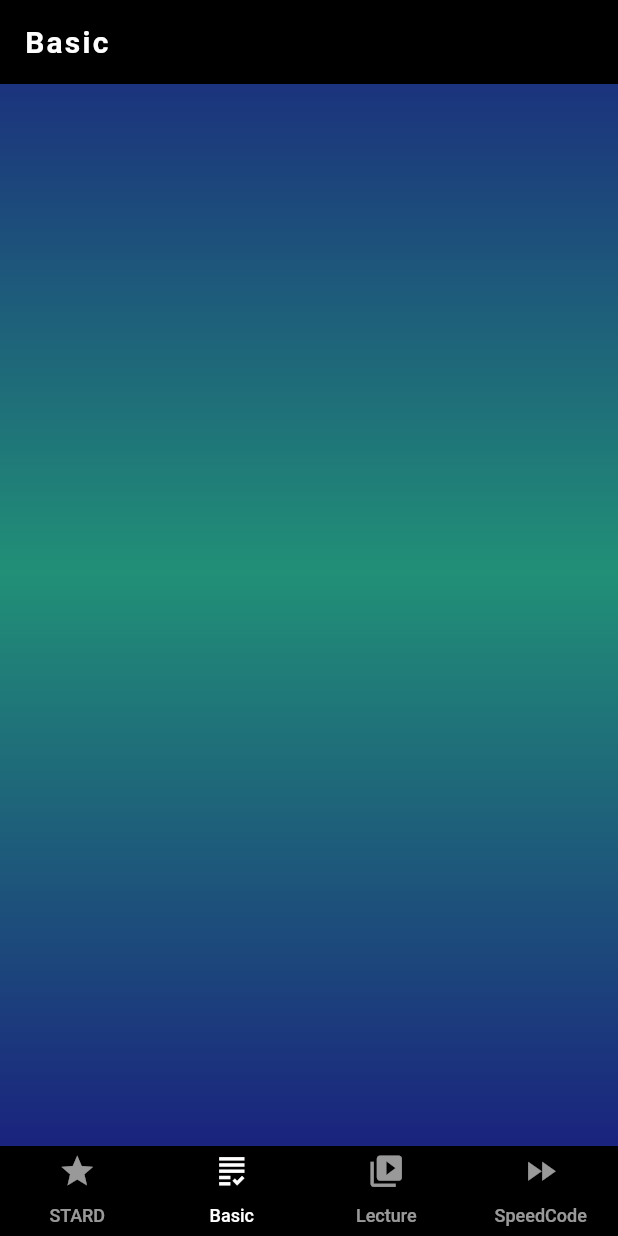
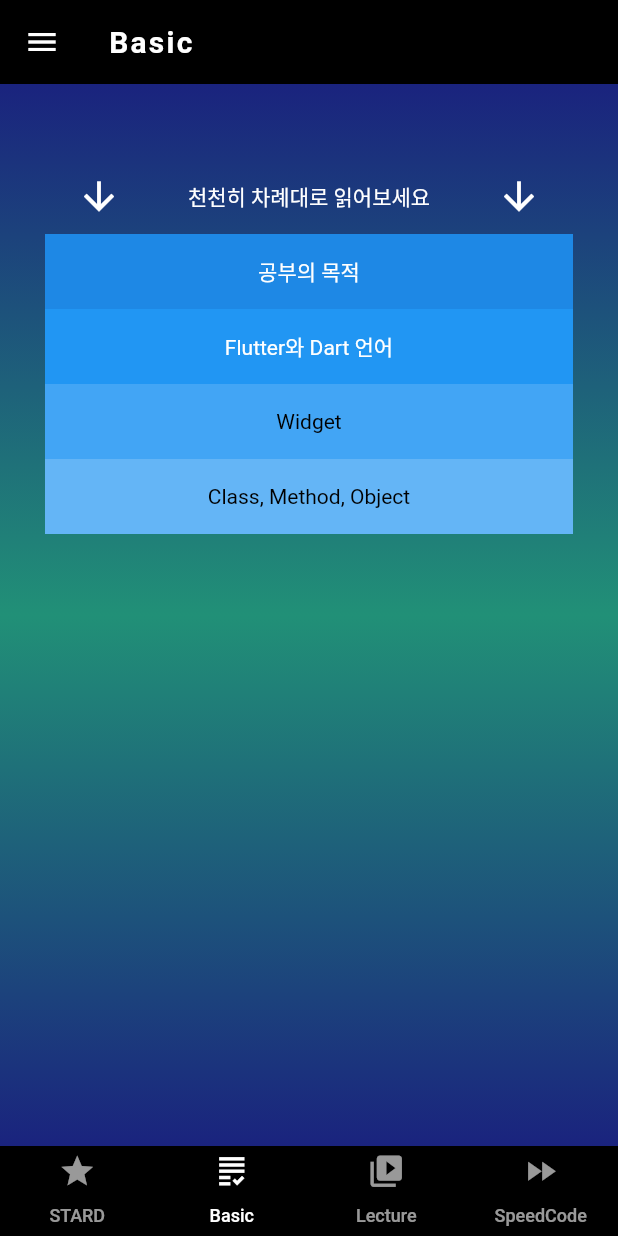
Before and after one commit to mhyungdoo/flutter_stardapp, a Flutter app: the screen it shows after launch, item 2 of the bottom bar chosen, on a phone screen of 412 x 824 dp. Run offline on Flutter 3.47's test engine with Material 2 defaults, Android fonts, the phone set to English and light mode, and no system bars.

Commit message:
스타디앱 20210109

```diff
--- /dev/null
+++ b/lib/data.dart
@@ -0,0 +1,13 @@
+List<String> images = [
+  "assets/chef_final.PNG",
+  "assets/codegod_final.PNG",
+  "assets/papa_final.PNG",
+  "assets/sangjon_final.PNG",
+];
+
+List<String> title = [
+  "Coding chef",
+  "God of Coding",
+  "Coding Papa",
+  "Survival Coding",
+];
--- a/lib/screen/basic_page.dart
+++ b/lib/screen/basic_page.dart
@@ -1,5 +1,6 @@
 import 'package:flutter/cupertino.dart';
 import 'package:flutter/material.dart';
+import 'package:stardapp20210105/widget/drawer_widget.dart';
 
 class BasicPage extends StatefulWidget {
   @override
@@ -10,7 +11,8 @@ class _BasicPageState extends State<BasicPage> {
   @override
   Widget build(BuildContext context) {
     return Scaffold(
-      extendBodyBehindAppBar: true,
+      // extendBodyBehindAppBar: true,
+      drawer: DrawerWidget(),
       appBar: AppBar(
         elevation: 0.0,
         title: Text(
@@ -22,6 +24,7 @@ class _BasicPageState extends State<BasicPage> {
           ),
         ),
       ),
+
       body: Container(
         decoration: BoxDecoration(
             gradient: LinearGradient(
@@ -32,6 +35,58 @@ class _BasicPageState extends State<BasicPage> {
               Color(0xff219077),
               Color(0xff1A237E),
             ])),
+        child: Padding(
+          padding: EdgeInsets.only(top: 20.0),
+          child: ListView(
+            padding: const EdgeInsets.all(30.0),
+            children: <Widget>[
+              Row(
+                mainAxisAlignment: MainAxisAlignment.center,
+                children: [
+                  Icon(
+                    Icons.arrow_downward,
+                    size: 30,
+                    color: Colors.white,
+                  ),
+                  Container(
+                    height: 50,
+                    width: 250,
+                    child: const Center(child: Text('천천히 차례대로 읽어보세요')),
+                  ),
+                  Icon(
+                    Icons.arrow_downward,
+                    size: 30,
+                    color: Colors.white,
+                  ),
+                ],
+              ),
+              Container(
+                height: 50,
+                color: Colors.blue[600],
+                child: const Center(child: Text('공부의 목적')),
+              ),
+              Container(
+                height: 50,
+                color: Colors.blue[500],
+                child: const Center(child: Text('Flutter와 Dart 언어')),
+              ),
+              Container(
+                height: 50,
+                color: Colors.blue[400],
+                child: const Center(
+                    child:
+                        Text('Widget', style: TextStyle(color: Colors.black))),
+              ),
+              Container(
+                height: 50,
+                color: Colors.blue[300],
+                child: const Center(
+                    child: Text('Class, Method, Object',
+                        style: TextStyle(color: Colors.black))),
+              ),
+            ],
+          ),
+        ),
       ),
     );
   }
--- a/lib/screen/main_page.dart
+++ b/lib/screen/main_page.dart
@@ -1,5 +1,6 @@
 import 'package:flutter/material.dart';
 import 'package:stardapp20210105/screen/speed_page.dart';
+import 'package:stardapp20210105/widget/drawer_widget.dart';
 import 'package:url_launcher/url_launcher.dart';
 import 'lecture_page.dart';
 
@@ -20,40 +21,7 @@ class _MainPageState extends State<MainPage> {
           accentColor: Colors.blue,
         ),
         home: Scaffold(
-          drawer: Drawer(
-            child: ListView(
-              padding: EdgeInsets.zero,
-              children: <Widget>[
-                DrawerHeader(
-                  child: Text(
-                    'StarD',
-                    style: TextStyle(fontSize: 30, color: Colors.white),
-                  ),
-                  decoration: BoxDecoration(color: Colors.blue),
-                ),
-                ListTile(
-                  title: Text('Portfolio'),
-                  onTap: () {
-                    // 네이게이터 팝을 통해 드로워를 닫는다.
-                    Navigator.push(
-                      context,
-                      MaterialPageRoute(builder: (context) => LecturePage()),
-                    );
-                  },
-                ),
-                ListTile(
-                  title: Text('Location'),
-                  onTap: () {
-                    // 네이게이터 팝을 통해 드로워를 닫는다.
-                    Navigator.push(
-                      context,
-                      MaterialPageRoute(builder: (context) => SpeedPage()),
-                    );
-                  },
-                ),
-              ],
-            ),
-          ),
+          drawer: DrawerWidget(),
           appBar: AppBar(
             title: Text('STARD : 왕초보 플러터 학습',
                    style: TextStyle(
@@ -76,7 +44,7 @@ class _MainPageState extends State<MainPage> {
                     color: Colors.black,
                   ),
                   Text(
-                    '    Flutter를 배우고자 하는 \n 왕초보를 위한 학습 앱입니다.',
+                    '    Flutter를 배우고자 하는 \n 왕초보 학습 가이드 앱입니다.',
                     style: TextStyle(color: Colors.black, fontSize: 20),
                   ),
                   Icon(
--- /dev/null
+++ b/lib/widget/drawer_widget.dart
@@ -0,0 +1,43 @@
+import 'package:flutter/cupertino.dart';
+import 'package:flutter/material.dart';
+import 'package:stardapp20210105/screen/lecture_page.dart';
+import 'package:stardapp20210105/screen/speed_page.dart';
+
+class DrawerWidget extends StatelessWidget {
+  Widget build(BuildContext context) {
+    return Drawer(
+      child: ListView(
+        padding: EdgeInsets.zero,
+        children: <Widget>[
+          DrawerHeader(
+            child: Text(
+              'StarD',
+              style: TextStyle(fontSize: 30, color: Colors.white),
+            ),
+            decoration: BoxDecoration(color: Colors.blue),
+          ),
+          ListTile(
+            title: Text('Lecture'),
+            onTap: () {
+              // 네이게이터 팝을 통해 드로워를 닫는다.
+              Navigator.push(
+                context,
+                MaterialPageRoute(builder: (context) => LecturePage()),
+              );
+            },
+          ),
+          ListTile(
+            title: Text('SpeedCode'),
+            onTap: () {
+              // 네이게이터 팝을 통해 드로워를 닫는다.
+              Navigator.push(
+                context,
+                MaterialPageRoute(builder: (context) => SpeedPage()),
+              );
+            },
+          ),
+        ],
+      ),
+    );
+  }
+}
```
Also changed, not shown: lib/screen/lecture_page.dart (+28 -14 lines), assets/chef_final.PNG (added), assets/codegod_final.PNG (added), assets/papa_final.PNG (added), assets/sangjon_final.PNG (added).
